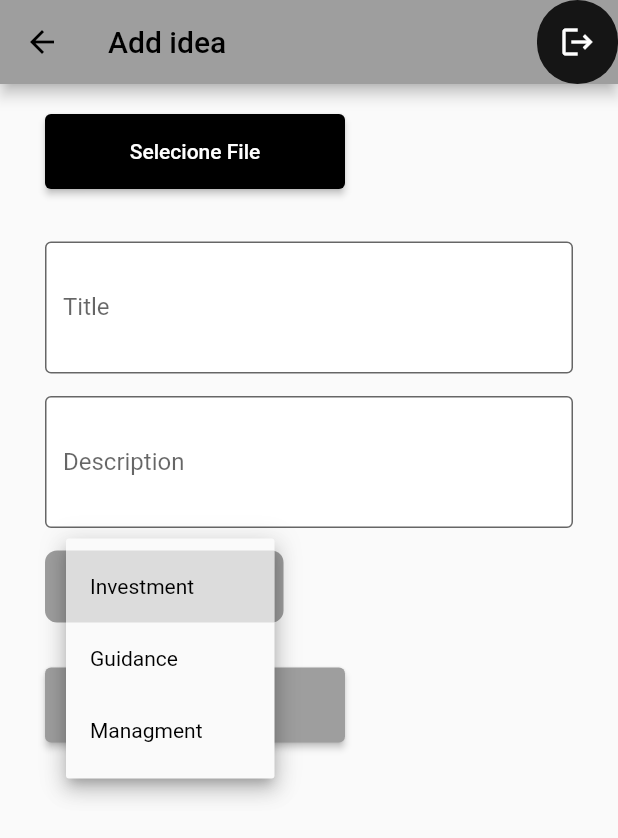
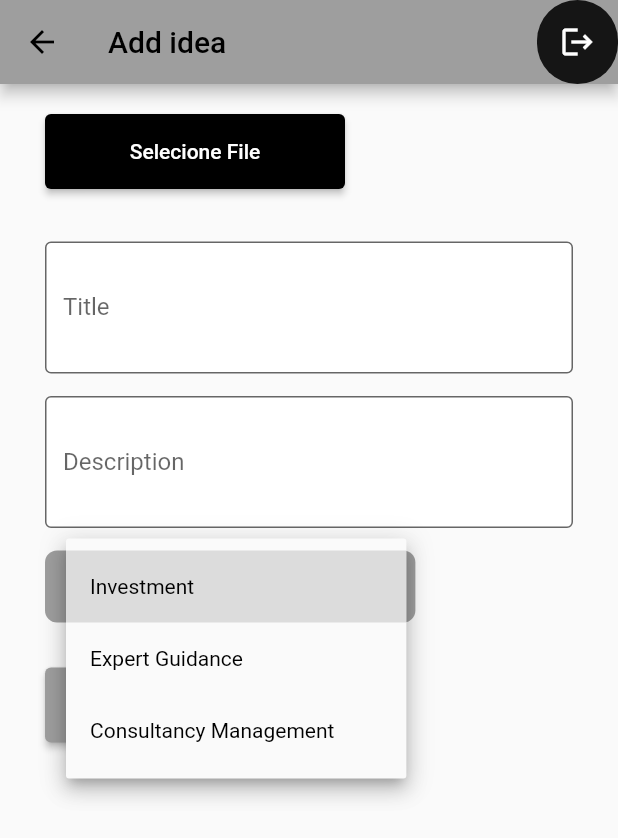
Before and after one commit to PauloBDev/Business-Angel-App, a Flutter app: the IdeaAddPage screen opened directly, after a tap on "Investment", on a phone screen of 412 x 824 dp. Shown: the top 838 px of the screen. Run offline on Flutter 3.47's test engine with Material 2 defaults, Android fonts, the phone set to English and light mode, and no system bars; our stand-ins replace cloud_firestore, file_picker, firebase_auth, firebase_core, firebase_storage, google_fonts; accounts and stored records are empty.

Commit message:
Add page completed

```diff
--- a/ten_2023/lib/pages/add_idea_page.dart
+++ b/ten_2023/lib/pages/add_idea_page.dart
@@ -22,8 +22,8 @@ class IdeaAddPage extends StatefulWidget {
 
 const List<String> dropdownlist = <String>[
   "Investment",
-  "Guidance",
-  "Managment",
+  "Expert Guidance",
+  "Consultancy Management",
 ];
 
 class _IdeaAddPageState extends State<IdeaAddPage> {
@@ -284,7 +284,7 @@ class _IdeaAddPageState extends State<IdeaAddPage> {
                           ),
                           onPressed: pickedFile == null ? () {} : uploadFile,
                           child: const Text(
-                            "Upload File",
+                            "Submit Idea",
                             style: TextStyle(
                               color: Colors.white,
                             ),
```
